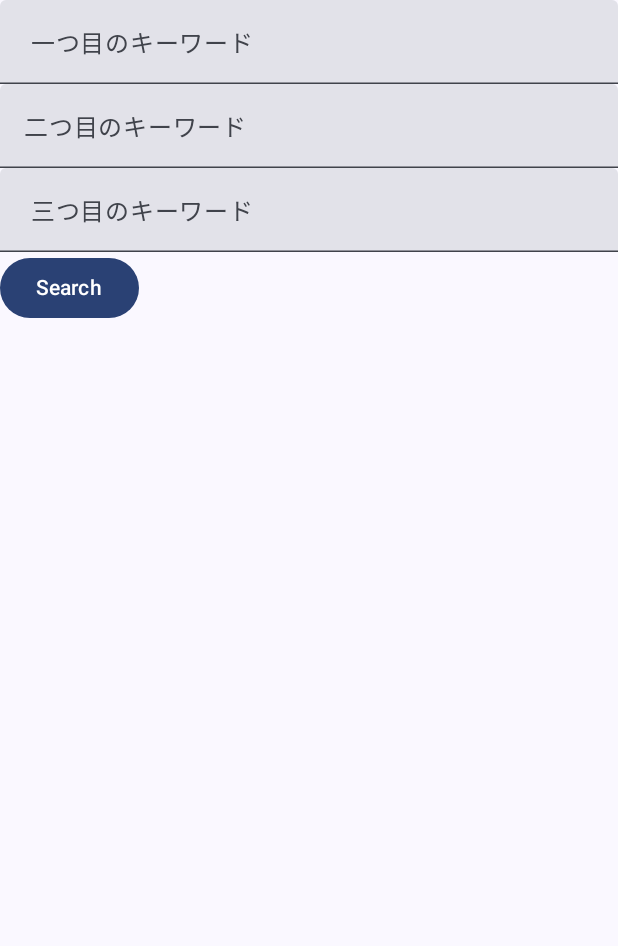
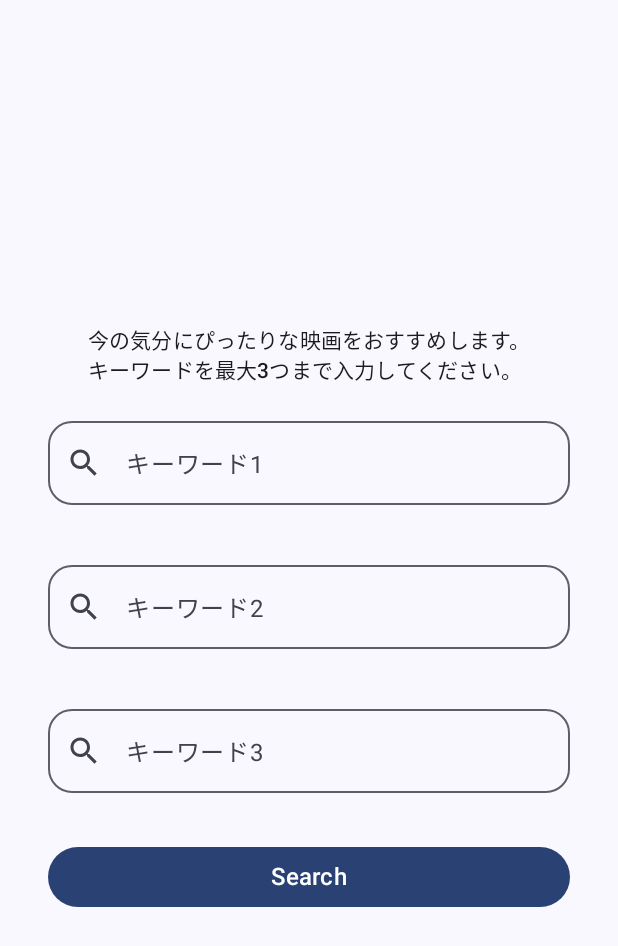
Before and after one commit to haru-ish/one-pick, an Android app built with Jetpack Compose: the screen it shows after launch (MainActivity), on a phone screen of 412 x 824 dp. Shown: the top 946 px of the screen. Run offline under Robolectric (Android 15) with nearby library versions, the phone set to English and light mode, and no system bars; libraries missing offline, so code that uses them is left out: com.jakewharton.retrofit2; pictures from the network do not load.

Commit message:
Fix a class: MovieSearchScreen
- InitialのUI画面を見やすいように修正

```diff
--- a/app/src/main/java/com/example/onepick/ui/screens/MovieSearchScreen.kt
+++ b/app/src/main/java/com/example/onepick/ui/screens/MovieSearchScreen.kt
@@ -2,14 +2,27 @@
 
 package com.example.onepick.ui.screens
 
+import androidx.compose.foundation.layout.Arrangement
 import androidx.compose.foundation.layout.Box
 import androidx.compose.foundation.layout.Column
+import androidx.compose.foundation.layout.Spacer
 import androidx.compose.foundation.layout.fillMaxSize
 import androidx.compose.foundation.layout.fillMaxWidth
+import androidx.compose.foundation.layout.height
+import androidx.compose.foundation.layout.padding
+import androidx.compose.foundation.text.KeyboardOptions
+import androidx.compose.material.icons.Icons
+import androidx.compose.material.icons.filled.Search
 import androidx.compose.material3.Button
 import androidx.compose.material3.ExperimentalMaterial3Api
+import androidx.compose.material3.Icon
+import androidx.compose.material3.MaterialTheme.colorScheme
+import androidx.compose.material3.MaterialTheme.shapes
+import androidx.compose.material3.MaterialTheme.typography
+import androidx.compose.material3.OutlinedTextField
 import androidx.compose.material3.Text
 import androidx.compose.material3.TextField
+import androidx.compose.material3.TextFieldDefaults
 import androidx.compose.runtime.Composable
 import androidx.compose.runtime.getValue
 import androidx.compose.runtime.mutableStateOf
@@ -18,10 +31,16 @@ import androidx.compose.runtime.setValue
 import androidx.compose.ui.Alignment
 import androidx.compose.ui.Modifier
 import androidx.compose.ui.platform.LocalContext
+import androidx.compose.ui.text.input.ImeAction
+import androidx.compose.ui.text.input.KeyboardType
 import androidx.compose.ui.tooling.preview.Preview
+import androidx.compose.ui.unit.dp
+import androidx.compose.ui.unit.sp
 import androidx.lifecycle.viewmodel.compose.viewModel
 import coil.compose.AsyncImage
 import coil.request.ImageRequest
+import com.example.onepick.data.ChatGptRepository
+import com.example.onepick.data.TmdbRepository
 import com.example.onepick.model.Movie
 import com.example.onepick.ui.OnePickUiState
 import com.example.onepick.ui.theme.OnePickTheme
@@ -54,29 +73,66 @@ fun InitialScreen(
     var keyword3 by remember { mutableStateOf("") }
 
     Column(
-        modifier = Modifier
+        modifier = Modifier.padding(32.dp),
+        horizontalAlignment = Alignment.CenterHorizontally,
+        verticalArrangement = Arrangement.Center
     ) {
-        TextField(value = keyword1,
+        Text(
+            text ="今の気分にぴったりな映画をおすすめします。\n" +
+                    "キーワードを最大3つまで入力してください。",
+            style = typography.titleSmall
+        )
+        Spacer(modifier = Modifier.height(16.dp))
+        OutlinedTextField(
+            value = keyword1,
+            singleLine = true,
+            shape = shapes.large,
             onValueChange = { keyword1 = it},
-            label = { Text(" 一つ目のキーワード")},
-            modifier = Modifier.fillMaxWidth()
+            label = { Text("キーワード1")},
+            leadingIcon = { Icon( Icons.Filled.Search, contentDescription = null ) },
+            keyboardOptions = KeyboardOptions.Default.copy(
+                keyboardType = KeyboardType.Text,
+                imeAction = ImeAction.Next
+            ),
+            // colors = TextFieldDefaults.textFieldColors(containerColor = colorScheme.surface),
+            modifier = Modifier.padding(bottom = 32.dp).fillMaxWidth()
         )
-        TextField(value = keyword2,
+        // Spacer(modifier = Modifier.height(150.dp))
+        OutlinedTextField(value = keyword2,
+            singleLine = true,
+            shape = shapes.large,
             onValueChange = { keyword2 = it},
-            label = { Text("二つ目のキーワード")},
-            modifier = Modifier.fillMaxWidth()
+            label = { Text("キーワード2")},
+            leadingIcon = { Icon( Icons.Filled.Search, contentDescription = null ) },
+            keyboardOptions = KeyboardOptions.Default.copy(
+                keyboardType = KeyboardType.Text,
+                imeAction = ImeAction.Next
+            ),
+            modifier = Modifier.padding(bottom = 32.dp).fillMaxWidth()
         )
-        TextField(value = keyword3,
+        // Spacer(modifier = Modifier.height(150.dp))
+        OutlinedTextField(value = keyword3,
+            singleLine = true,
+            shape = shapes.large,
             onValueChange = { keyword3 = it},
-            label = { Text(" 三つ目のキーワード")},
-            modifier = Modifier.fillMaxWidth()
+            label = { Text("キーワード3")},
+            leadingIcon = { Icon( Icons.Filled.Search, contentDescription = null ) },
+            keyboardOptions = KeyboardOptions.Default.copy(
+                keyboardType = KeyboardType.Text,
+                imeAction = ImeAction.Done
+            ),
+            modifier = Modifier.padding(bottom = 32.dp).fillMaxWidth()
         )
         Button(
+            modifier = Modifier.fillMaxWidth(),
             onClick = {
-            onePickViewModel.getRecommendedMovie(keyword1, keyword2, keyword3)
+                onePickViewModel.getRecommendedMovie(keyword1, keyword2, keyword3)
             }
         ) {
-            Text("Search")
+            Text(
+                "Search",
+                fontSize = 16.sp
+            )
         }
 
     }
@@ -166,7 +222,8 @@ fun ResultScreen(
 @Preview(showBackground = true)
 @Composable
 fun OnePickAppPreview() {
+    // val onePickViewModel: OnePickViewModel = viewModel(factory = OnePickViewModel.Factory)
     OnePickTheme {
-        // InitialScreen()
+       // InitialScreen( onePickViewModel = onePickViewModel )
     }
 }
```
